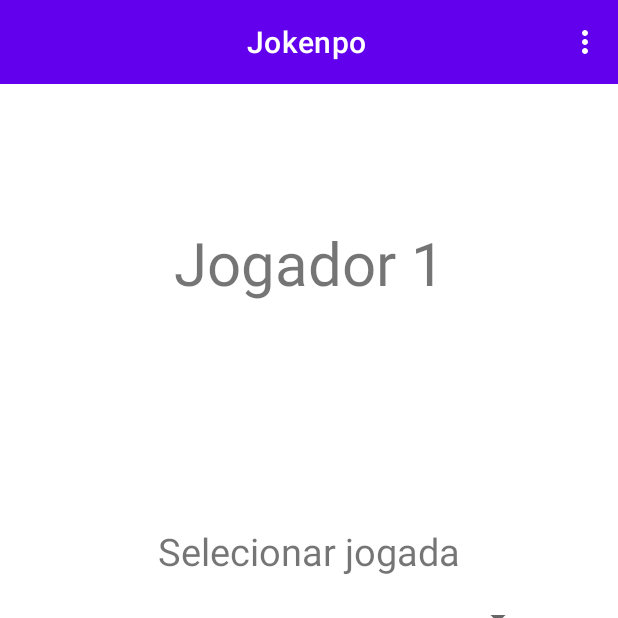
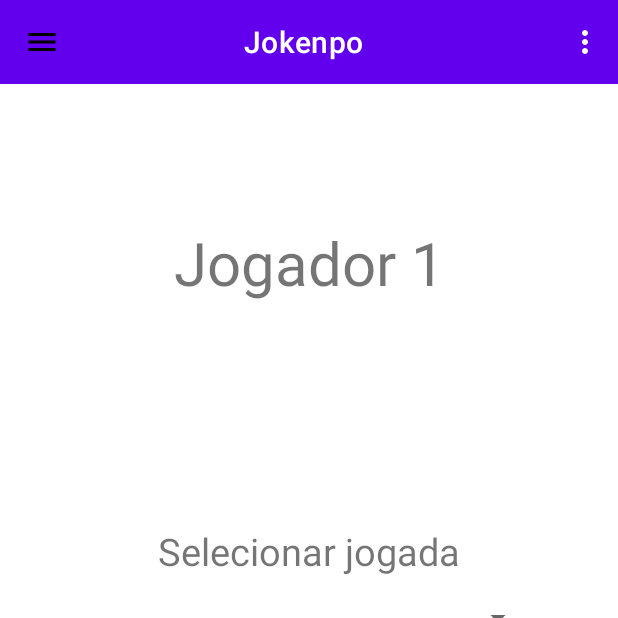
Before and after one commit to egonreinhardt/JokenpoEBAC, an Android app: the PlayerActivity screen opened directly, with no data from a screen before it, on a phone screen of 412 x 824 dp, the top half of it. Run offline under Robolectric (Android 15) with nearby library versions, the phone set to English and light mode, and no system bars.

Commit message:
Adicionado botão hamburguer ao Action Bar, que abre Navigation Draw. Atribuídas funções ao Navigation Draw (Item 1 leva à tela Jogador e item 2 leva à tela Resultado) e Menu popup (Item "Início" leva à tela inicial do app).

```diff
--- a/app/src/main/java/com/example/jokenpo/PlayerActivity.kt
+++ b/app/src/main/java/com/example/jokenpo/PlayerActivity.kt
@@ -1,13 +1,22 @@
 package com.example.jokenpo
 
+import android.content.Intent
 import androidx.appcompat.app.AppCompatActivity
 import android.os.Bundle
+import android.view.Gravity
 import android.view.Menu
 import android.view.MenuItem
+import android.view.View
+import androidx.core.view.GravityCompat
+import androidx.drawerlayout.widget.DrawerLayout
 import com.example.jokenpo.databinding.ActivityPlayerBinding
+import com.google.android.material.navigation.NavigationView
 
-//Activity que representa a Tela 02 (Jogador).
+//Activity da Tela 02 (Jogador).
 class PlayerActivity : AppCompatActivity() {
+    lateinit var drawer: DrawerLayout //Referência ao
+    lateinit var navDrawer: NavigationView//Referência ao Navigation Drawer
+
     override fun onCreate(savedInstanceState: Bundle?) {
         super.onCreate(savedInstanceState)
 
@@ -17,7 +26,43 @@ class PlayerActivity : AppCompatActivity() {
         setContentView(binding.root) //Para usar o binding
         setSupportActionBar(toolbar) //AppBar
 
-        supportActionBar?.title = "Jokenpo" //Appbar
+        drawer = binding.root //Para fazer binding da
+        navDrawer = binding.navView //Para fazer binding do Navigation Drawer
+
+        setupToolBar()
+        setupDrawer()
+    }
+
+    //Define o funcionamento da Navigation Draw, do Action Bar (botão sanduíche) (Responde clique do usuário)
+    private fun setupDrawer(){
+        navDrawer.setNavigationItemSelectedListener { menuItem ->
+            drawer.closeDrawers()
+            when(menuItem.itemId) {
+                R.id.drawer_player -> {
+                    val intent = Intent(this,PlayerActivity::class.java)
+                    startActivity(intent) //Abre a tela 02
+                    true
+                }
+                R.id.drawer_result -> {
+                    val intent = Intent(this,ResultActivity::class.java)
+                    startActivity(intent) //Abre a tela 03
+                    true
+                }
+                else -> false
+            }
+        }
+    }
+
+    //Define a aparição do Action Bar
+    private fun setupToolBar(){
+        supportActionBar?.setDisplayHomeAsUpEnabled(true) //Define que Action Bar mostrará botão home
+        supportActionBar?.setHomeAsUpIndicator(R.drawable.ic_menu) //Define o botão hamburger no lugar de home
+    }
+
+
+    override fun onSupportNavigateUp(): Boolean {
+        drawer.openDrawer(GravityCompat.START)
+        return true
     }
 
     //Define que o Action Bar que aparecerá na tela do app é o nosso action_bar.xml
@@ -30,7 +75,8 @@ class PlayerActivity : AppCompatActivity() {
     override fun onOptionsItemSelected(item: MenuItem): Boolean {
         return when(item.itemId){
             R.id.action_bar_home -> {
-                //ADICIONAR AQUI A FUNÇÃO DE LEVAR À HOME.
+                val intent = Intent(this,MainActivity::class.java)
+                startActivity(intent) //Abre a Home
                 true
             }
             else -> false
--- /dev/null
+++ b/app/src/main/res/drawable/ic_menu.xml
@@ -0,0 +1,5 @@
+<vector android:height="24dp" android:tint="#000000"
+    android:viewportHeight="24" android:viewportWidth="24"
+    android:width="24dp" xmlns:android="http://schemas.android.com/apk/res/android">
+    <path android:fillColor="@android:color/white" android:pathData="M3,18h18v-2L3,16v2zM3,13h18v-2L3,11v2zM3,6v2h18L21,6L3,6z"/>
+</vector>
--- a/app/src/main/res/layout/activity_player.xml
+++ b/app/src/main/res/layout/activity_player.xml
@@ -1,10 +1,15 @@
 <?xml version="1.0" encoding="utf-8"?>
-<androidx.constraintlayout.widget.ConstraintLayout xmlns:android="http://schemas.android.com/apk/res/android"
+<androidx.drawerlayout.widget.DrawerLayout xmlns:android="http://schemas.android.com/apk/res/android"
     xmlns:app="http://schemas.android.com/apk/res-auto"
     xmlns:tools="http://schemas.android.com/tools"
     android:layout_width="match_parent"
     android:layout_height="match_parent"
+    tools:openDrawer="start"
     tools:context=".PlayerActivity">
+
+    <androidx.constraintlayout.widget.ConstraintLayout
+        android:layout_width="match_parent"
+        android:layout_height="match_parent">
 
         <androidx.appcompat.widget.Toolbar
             android:id="@+id/toolbar"
@@ -20,7 +25,7 @@
             app:menu="@menu/action_bar"
             app:popupTheme="@style/Theme.Jokenpo"
             app:title="@string/app_name"
-        app:titleMarginStart="165dp" />
+            app:titleMarginStart="107dp" />
 
         <TextView
             android:id="@+id/textView"
@@ -57,3 +62,14 @@
             app:layout_constraintTop_toTopOf="parent" />
 
     </androidx.constraintlayout.widget.ConstraintLayout>
+
+    <com.google.android.material.navigation.NavigationView
+        android:id="@+id/navView"
+        android:layout_width="match_parent"
+        android:layout_height="match_parent"
+        android:layout_gravity="start"
+        app:headerLayout="@layout/menu_header"
+        app:menu="@menu/drawer_menu"
+        tools:visibility="visible" />
+
+</androidx.drawerlayout.widget.DrawerLayout>
--- /dev/null
+++ b/app/src/main/res/menu/drawer_menu.xml
@@ -0,0 +1,14 @@
+<?xml version="1.0" encoding="utf-8"?>
+<menu xmlns:android="http://schemas.android.com/apk/res/android">
+<!--Menu da esquerda que abre ao clicar no ícone sanduíche-->
+
+    <!--Leva à tela Jogador (Tela 02)-->
+    <item
+        android:id="@+id/drawer_player"
+        android:title="@string/player_name"/>
+
+    <!--Leva à tela Jogador (Tela 02)-->
+    <item
+        android:id="@+id/drawer_result"
+        android:title="@string/result_text"/>
+</menu>
```
Also changed, not shown: app/src/main/java/com/example/jokenpo/ResultActivity.kt (+15 -1 lines), app/src/main/res/layout/activity_result.xml (+18 -2 lines), app/src/main/res/layout/menu_header.xml (added, +20 -0 lines). Lines whose indentation alone changed are shown as unchanged.
